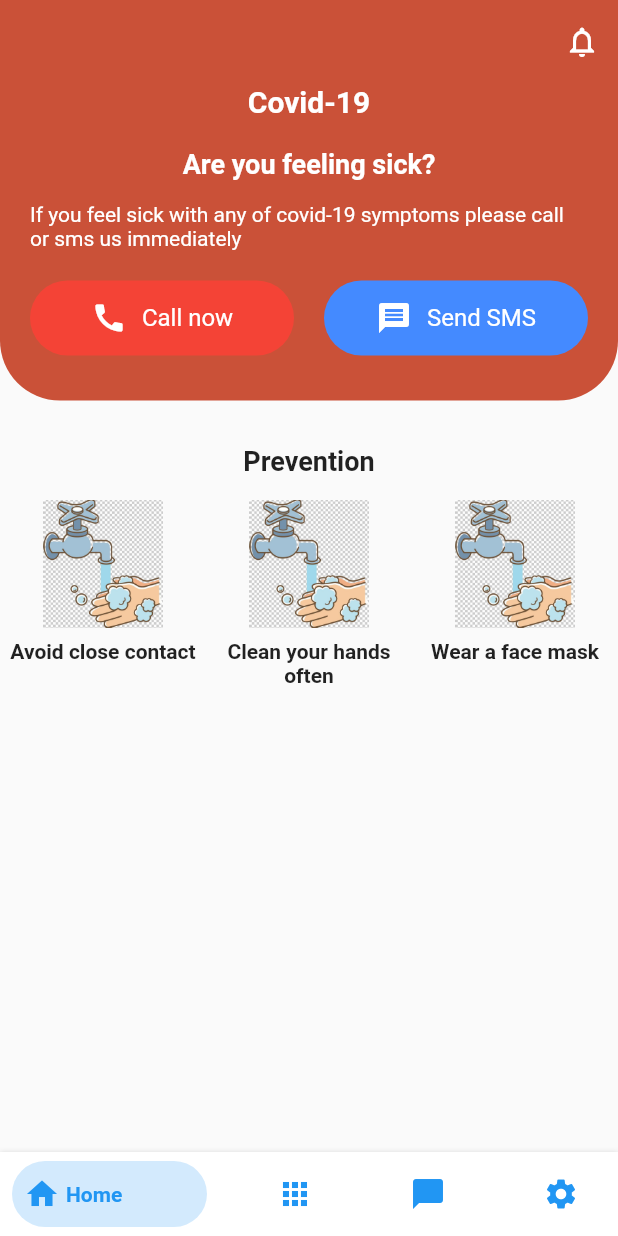
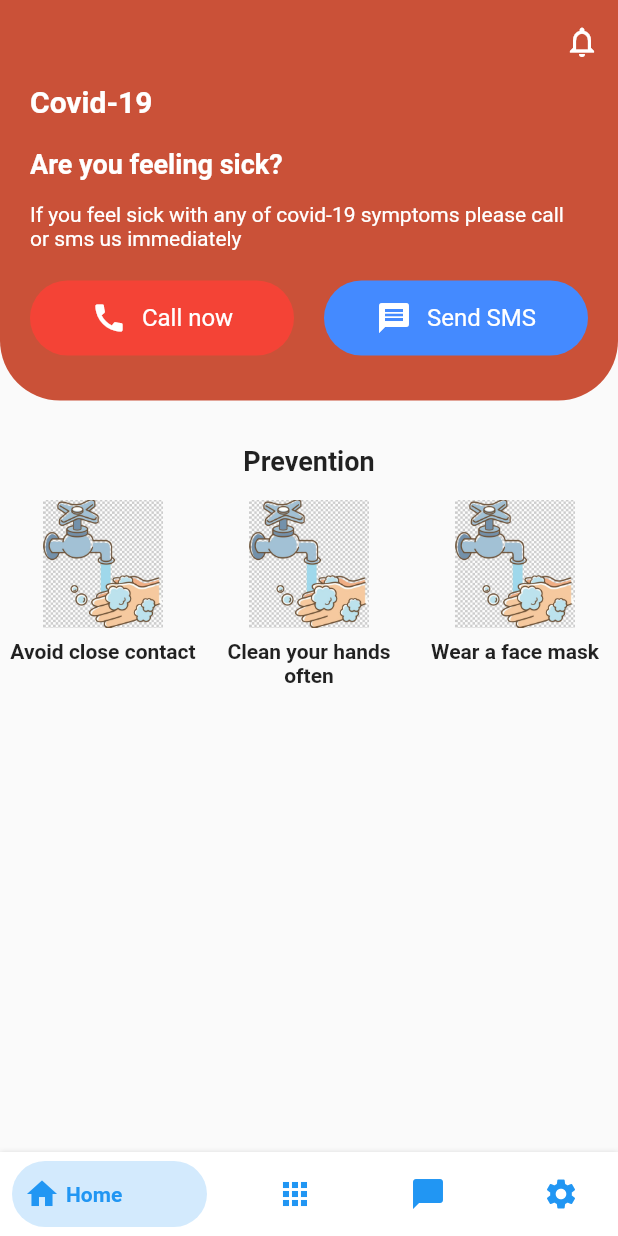
Before and after one commit to muk-y/Corona-Tracker, a Flutter app: the MainPage screen opened directly, on a phone screen of 412 x 824 dp. Run offline on Flutter 3.47's test engine with Material 2 defaults, Android fonts, the light colour scheme and no system bars; our stand-ins replace shared_preferences; accounts and stored records are empty.

Commit message:
Text aligned to left

```diff
--- a/lib/modules/home/home.dart
+++ b/lib/modules/home/home.dart
@@ -27,7 +27,9 @@ class _HomeState extends State<Home> {
       padding: EdgeInsets.symmetric(horizontal: 20),
       child: Column(
         children: <Widget>[
-          Text(
+          Container(
+            alignment: Alignment.centerLeft,
+            child: Text(
               'Covid-19',
               textAlign: TextAlign.left,
               style: TextStyle(
@@ -36,14 +38,18 @@ class _HomeState extends State<Home> {
                 fontSize: 20,
               ),
             ),
+          ),
           SizedBox(height: 20),
-          Text(
+          Container(
+            alignment: Alignment.centerLeft,
+            child: Text(
               'Are you feeling sick?',
               textAlign: TextAlign.left,
               style: TextStyle(
                 fontWeight: FontWeight.bold,
                 color: Colors.white,
                 fontSize: 18,
+              ),
             ),
           ),
           SizedBox(height: 15),
```
Lines whose indentation alone changed are shown as unchanged.
